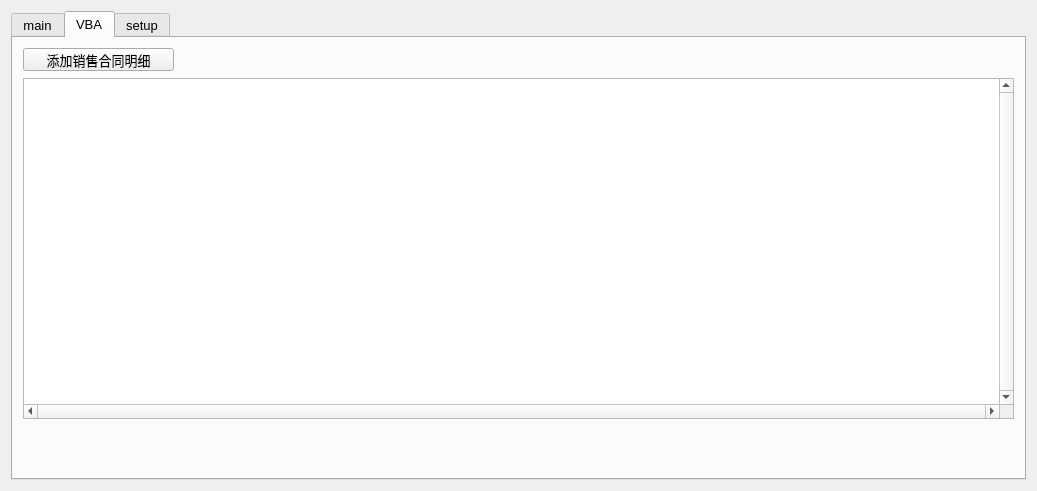
Old version of the form PythonPDFStamp/widgetApp/Widget.ui in the repository happystrongdaddy/juntevision.
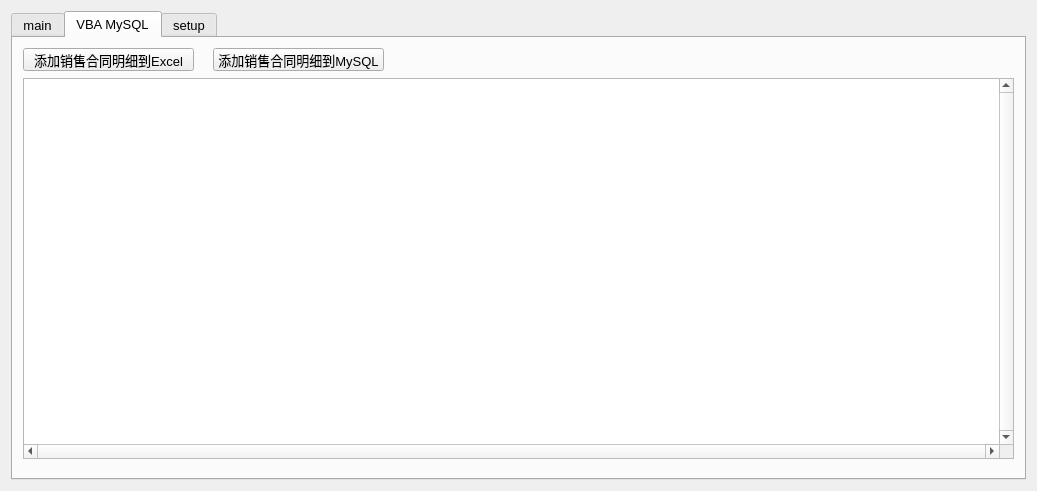
New version of the form.

What changed in the file:
```diff
--- a/PythonPDFStamp/widgetApp/Widget.ui
+++ b/PythonPDFStamp/widgetApp/Widget.ui
@@ -190,19 +190,19 @@
      </widget>
      <widget class="QWidget" name="tabVBA">
       <attribute name="title">
-       <string>VBA</string>
+       <string>VBA MySQL</string>
       </attribute>
       <widget class="QPushButton" name="btnExcelSaleDetail">
        <property name="geometry">
         <rect>
          <x>10</x>
          <y>10</y>
-         <width>151</width>
+         <width>171</width>
          <height>23</height>
         </rect>
        </property>
        <property name="text">
-        <string>添加销售合同明细</string>
+        <string>添加销售合同明细到Excel</string>
        </property>
       </widget>
       <widget class="QTableWidget" name="twExcelInfo">
@@ -211,7 +211,7 @@
          <x>10</x>
          <y>40</y>
          <width>991</width>
-         <height>341</height>
+         <height>381</height>
         </rect>
        </property>
        <property name="verticalScrollBarPolicy">
@@ -221,6 +221,19 @@
         <enum>Qt::ScrollBarAlwaysOn</enum>
        </property>
       </widget>
+      <widget class="QPushButton" name="btnMySQLSaleDetail">
+       <property name="geometry">
+        <rect>
+         <x>200</x>
+         <y>10</y>
+         <width>171</width>
+         <height>23</height>
+        </rect>
+       </property>
+       <property name="text">
+        <string>添加销售合同明细到MySQL</string>
+       </property>
+      </widget>
      </widget>
      <widget class="QWidget" name="tabSetup">
       <attribute name="title">
```
